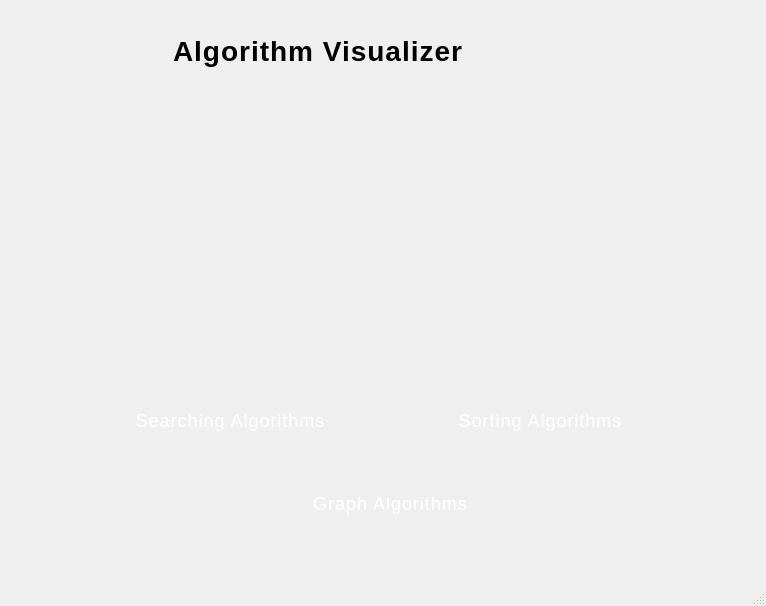
First picture: the form in mainwindow.ui, repository MuhammadUzzam/Algorithm-Visualizer, before the edit.
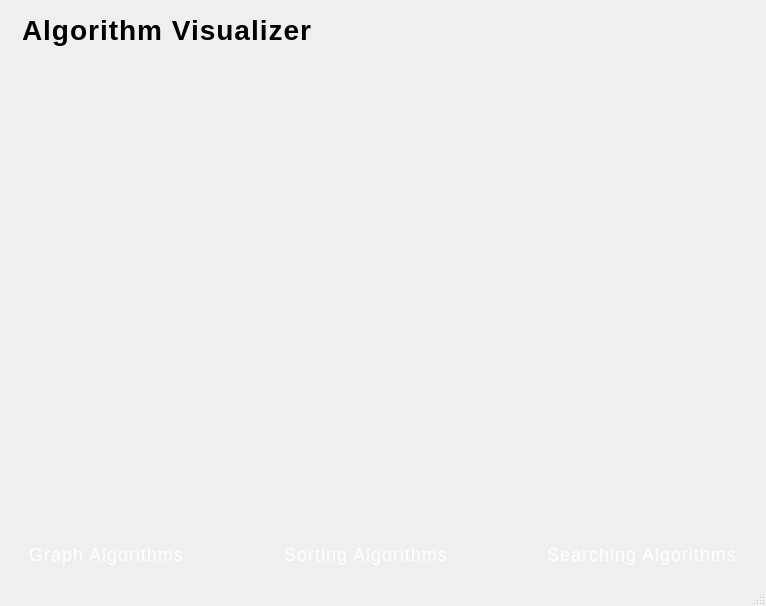
Second picture: the form after the edit.

```diff
--- a/mainwindow.ui
+++ b/mainwindow.ui
@@ -14,17 +14,11 @@
    <string>MainWindow</string>
   </property>
   <widget class="QWidget" name="centralwidget">
-   <widget class="QLabel" name="label">
-    <property name="geometry">
-     <rect>
-      <x>160</x>
-      <y>10</y>
-      <width>431</width>
-      <height>81</height>
-     </rect>
-    </property>
-    <property name="styleSheet">
-     <string notr="true">QLabel {
+   <layout class="QVBoxLayout" name="verticalLayout">
+    <item>
+     <widget class="QLabel" name="label">
+      <property name="styleSheet">
+       <string notr="true">QLabel {
     font-family: &quot;Times New Roman&quot;, &quot;Segoe UI&quot;, Arial, sans-serif;
     font-size: 28px;
     font-weight: bold;
@@ -40,22 +34,31 @@
     padding: 5px;
 }
 </string>
-    </property>
-    <property name="text">
-     <string>Algorithm Visualizer</string>
-    </property>
-   </widget>
-   <widget class="QPushButton" name="btnSorting">
-    <property name="geometry">
-     <rect>
-      <x>410</x>
-      <y>400</y>
-      <width>261</width>
-      <height>41</height>
-     </rect>
-    </property>
-    <property name="styleSheet">
-     <string notr="true">QPushButton {
+      </property>
+      <property name="text">
+       <string>Algorithm Visualizer</string>
+      </property>
+     </widget>
+    </item>
+    <item>
+     <spacer name="verticalSpacer">
+      <property name="orientation">
+       <enum>Qt::Orientation::Vertical</enum>
+      </property>
+      <property name="sizeHint" stdset="0">
+       <size>
+        <width>20</width>
+        <height>40</height>
+       </size>
+      </property>
+     </spacer>
+    </item>
+    <item>
+     <layout class="QHBoxLayout" name="horizontalLayout">
+      <item>
+       <widget class="QPushButton" name="btnGraph">
+        <property name="styleSheet">
+         <string notr="true">QPushButton {
     font-family: &quot;Segoe UI Semibold&quot;, &quot;Times New Roman&quot;, Arial, sans-serif;
     font-size: 18px;
     color: white;
@@ -84,22 +87,29 @@
     background-color: #023e8a;
 }
 </string>
-    </property>
-    <property name="text">
-     <string>Sorting Algorithms</string>
-    </property>
-   </widget>
-   <widget class="QPushButton" name="btnSearching">
-    <property name="geometry">
-     <rect>
-      <x>100</x>
-      <y>400</y>
-      <width>261</width>
-      <height>41</height>
-     </rect>
-    </property>
-    <property name="styleSheet">
-     <string notr="true">QPushButton {
+        </property>
+        <property name="text">
+         <string>Graph Algorithms</string>
+        </property>
+       </widget>
+      </item>
+      <item>
+       <spacer name="horizontalSpacer">
+        <property name="orientation">
+         <enum>Qt::Orientation::Horizontal</enum>
+        </property>
+        <property name="sizeHint" stdset="0">
+         <size>
+          <width>40</width>
+          <height>20</height>
+         </size>
+        </property>
+       </spacer>
+      </item>
+      <item>
+       <widget class="QPushButton" name="btnSorting">
+        <property name="styleSheet">
+         <string notr="true">QPushButton {
     font-family: &quot;Segoe UI Semibold&quot;, &quot;Times New Roman&quot;, Arial, sans-serif;
     font-size: 18px;
     color: white;
@@ -128,22 +138,29 @@
     background-color: #023e8a;
 }
 </string>
-    </property>
-    <property name="text">
-     <string>Searching Algorithms</string>
-    </property>
-   </widget>
-   <widget class="QPushButton" name="btnGraph">
-    <property name="geometry">
-     <rect>
-      <x>280</x>
-      <y>483</y>
-      <width>221</width>
-      <height>41</height>
-     </rect>
-    </property>
-    <property name="styleSheet">
-     <string notr="true">QPushButton {
+        </property>
+        <property name="text">
+         <string>Sorting Algorithms</string>
+        </property>
+       </widget>
+      </item>
+      <item>
+       <spacer name="horizontalSpacer_2">
+        <property name="orientation">
+         <enum>Qt::Orientation::Horizontal</enum>
+        </property>
+        <property name="sizeHint" stdset="0">
+         <size>
+          <width>40</width>
+          <height>20</height>
+         </size>
+        </property>
+       </spacer>
+      </item>
+      <item>
+       <widget class="QPushButton" name="btnSearching">
+        <property name="styleSheet">
+         <string notr="true">QPushButton {
     font-family: &quot;Segoe UI Semibold&quot;, &quot;Times New Roman&quot;, Arial, sans-serif;
     font-size: 18px;
     color: white;
@@ -172,11 +189,15 @@
     background-color: #023e8a;
 }
 </string>
-    </property>
-    <property name="text">
-     <string>Graph Algorithms</string>
-    </property>
-   </widget>
+        </property>
+        <property name="text">
+         <string>Searching Algorithms</string>
+        </property>
+       </widget>
+      </item>
+     </layout>
+    </item>
+   </layout>
   </widget>
   <widget class="QMenuBar" name="menubar">
    <property name="geometry">
```
